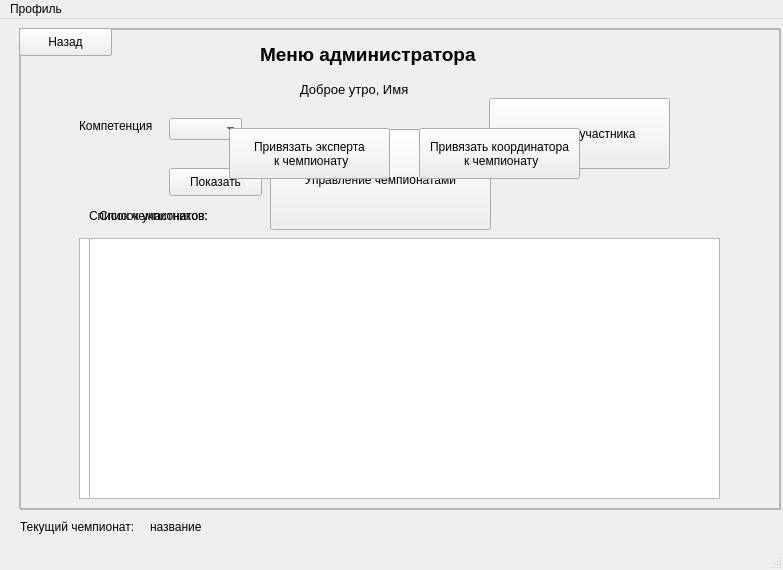
Old version of the form ui_files/AdminWindowUi.ui in the repository antons201/WorldSkills__CourseWork.
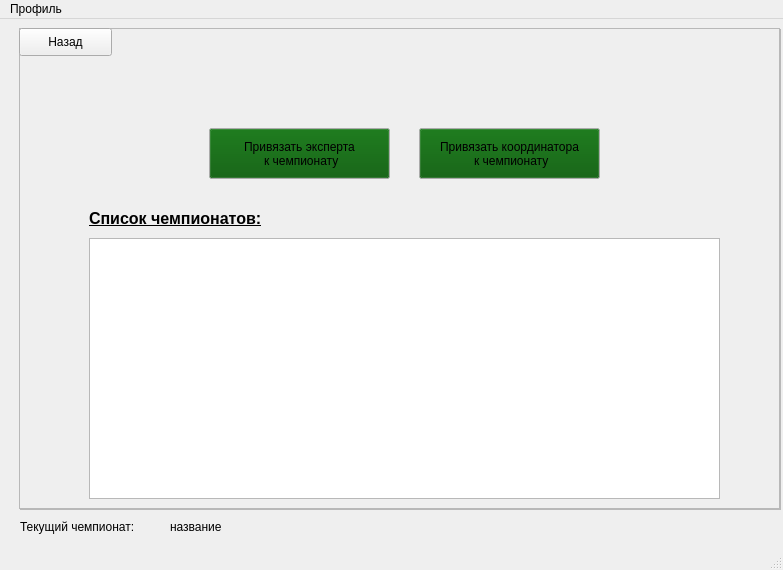
New version of the form.

```diff
--- a/ui_files/AdminWindowUi.ui
+++ b/ui_files/AdminWindowUi.ui
@@ -23,6 +23,9 @@
       <height>481</height>
      </rect>
     </property>
+    <property name="autoFillBackground">
+     <bool>true</bool>
+    </property>
     <property name="frameShape">
      <enum>QFrame::StyledPanel</enum>
     </property>
@@ -103,6 +106,9 @@
       <height>481</height>
      </rect>
     </property>
+    <property name="autoFillBackground">
+     <bool>true</bool>
+    </property>
     <property name="frameShape">
      <enum>QFrame::StyledPanel</enum>
     </property>
@@ -112,12 +118,49 @@
     <widget class="QPushButton" name="ExpertButton">
      <property name="geometry">
       <rect>
-       <x>210</x>
+       <x>190</x>
        <y>100</y>
-       <width>161</width>
+       <width>181</width>
        <height>51</height>
       </rect>
      </property>
+     <property name="palette">
+      <palette>
+       <active>
+        <colorrole role="Button">
+         <brush brushstyle="SolidPattern">
+          <color alpha="255">
+           <red>0</red>
+           <green>85</green>
+           <blue>0</blue>
+          </color>
+         </brush>
+        </colorrole>
+       </active>
+       <inactive>
+        <colorrole role="Button">
+         <brush brushstyle="SolidPattern">
+          <color alpha="255">
+           <red>0</red>
+           <green>85</green>
+           <blue>0</blue>
+          </color>
+         </brush>
+        </colorrole>
+       </inactive>
+       <disabled>
+        <colorrole role="Button">
+         <brush brushstyle="SolidPattern">
+          <color alpha="255">
+           <red>0</red>
+           <green>85</green>
+           <blue>0</blue>
+          </color>
+         </brush>
+        </colorrole>
+       </disabled>
+      </palette>
+     </property>
      <property name="text">
       <string>Привязать эксперта
  к чемпионату</string>
@@ -128,10 +171,47 @@
       <rect>
        <x>400</x>
        <y>100</y>
-       <width>161</width>
+       <width>181</width>
        <height>51</height>
       </rect>
      </property>
+     <property name="palette">
+      <palette>
+       <active>
+        <colorrole role="Button">
+         <brush brushstyle="SolidPattern">
+          <color alpha="255">
+           <red>0</red>
+           <green>85</green>
+           <blue>0</blue>
+          </color>
+         </brush>
+        </colorrole>
+       </active>
+       <inactive>
+        <colorrole role="Button">
+         <brush brushstyle="SolidPattern">
+          <color alpha="255">
+           <red>0</red>
+           <green>85</green>
+           <blue>0</blue>
+          </color>
+         </brush>
+        </colorrole>
+       </inactive>
+       <disabled>
+        <colorrole role="Button">
+         <brush brushstyle="SolidPattern">
+          <color alpha="255">
+           <red>0</red>
+           <green>85</green>
+           <blue>0</blue>
+          </color>
+         </brush>
+        </colorrole>
+       </disabled>
+      </palette>
+     </property>
      <property name="text">
       <string>Привязать координатора
  к чемпионату</string>
@@ -152,10 +232,18 @@
       <rect>
        <x>70</x>
        <y>180</y>
-       <width>151</width>
-       <height>16</height>
+       <width>181</width>
+       <height>21</height>
       </rect>
      </property>
+     <property name="font">
+      <font>
+       <pointsize>12</pointsize>
+       <weight>75</weight>
+       <bold>true</bold>
+       <underline>true</underline>
+      </font>
+     </property>
      <property name="text">
       <string>Список чемпионатов:</string>
      </property>
@@ -183,6 +271,9 @@
       <height>481</height>
      </rect>
     </property>
+    <property name="autoFillBackground">
+     <bool>true</bool>
+    </property>
     <property name="frameShape">
      <enum>QFrame::StyledPanel</enum>
     </property>
@@ -202,12 +293,20 @@
     <widget class="QLabel" name="CompetitorLabel">
      <property name="geometry">
       <rect>
-       <x>80</x>
+       <x>60</x>
        <y>180</y>
-       <width>131</width>
-       <height>16</height>
+       <width>161</width>
+       <height>21</height>
       </rect>
      </property>
+     <property name="font">
+      <font>
+       <pointsize>12</pointsize>
+       <weight>75</weight>
+       <bold>true</bold>
+       <underline>true</underline>
+      </font>
+     </property>
      <property name="text">
       <string>Список участников:</string>
      </property>
@@ -216,11 +315,48 @@
      <property name="geometry">
       <rect>
        <x>470</x>
-       <y>70</y>
-       <width>181</width>
-       <height>71</height>
+       <y>120</y>
+       <width>191</width>
+       <height>31</height>
       </rect>
      </property>
+     <property name="palette">
+      <palette>
+       <active>
+        <colorrole role="Button">
+         <brush brushstyle="SolidPattern">
+          <color alpha="255">
+           <red>0</red>
+           <green>85</green>
+           <blue>0</blue>
+          </color>
+         </brush>
+        </colorrole>
+       </active>
+       <inactive>
+        <colorrole role="Button">
+         <brush brushstyle="SolidPattern">
+          <color alpha="255">
+           <red>0</red>
+           <green>85</green>
+           <blue>0</blue>
+          </color>
+         </brush>
+        </colorrole>
+       </inactive>
+       <disabled>
+        <colorrole role="Button">
+         <brush brushstyle="SolidPattern">
+          <color alpha="255">
+           <red>0</red>
+           <green>85</green>
+           <blue>0</blue>
+          </color>
+         </brush>
+        </colorrole>
+       </disabled>
+      </palette>
+     </property>
      <property name="text">
       <string>Добавить участника</string>
      </property>
@@ -229,9 +365,9 @@
      <property name="geometry">
       <rect>
        <x>150</x>
-       <y>90</y>
-       <width>73</width>
-       <height>22</height>
+       <y>81</y>
+       <width>111</width>
+       <height>31</height>
       </rect>
      </property>
     </widget>
@@ -252,9 +388,9 @@
      <property name="geometry">
       <rect>
        <x>150</x>
-       <y>140</y>
-       <width>93</width>
-       <height>28</height>
+       <y>120</y>
+       <width>111</width>
+       <height>31</height>
       </rect>
      </property>
      <property name="text">
@@ -291,9 +427,9 @@
    <widget class="QLabel" name="NameChempionshipsLabel">
     <property name="geometry">
      <rect>
-      <x>150</x>
+      <x>170</x>
       <y>500</y>
-      <width>81</width>
+      <width>221</width>
       <height>16</height>
      </rect>
     </property>
```
Left out of the diff: 4 changed lines with no effect on the pictures.
